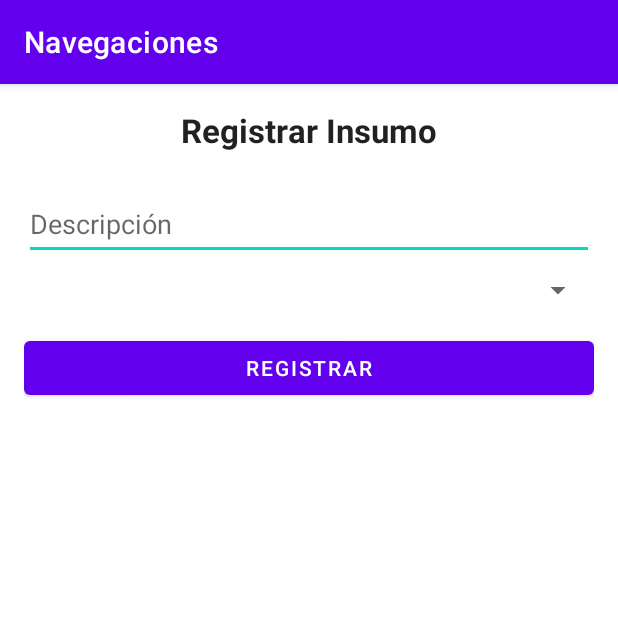
After one commit to Eternalsoull/ProyectoMovil, an Android app: the RegistrarInsumoActivity screen opened directly, with no data from a screen before it, on a phone screen of 412 x 824 dp, the top half of it. The commit adds this screen. Run offline under Robolectric (Android 15) with nearby library versions, the phone set to English and light mode, and no system bars; our stand-ins replace Room's generated code.

Commit message:
Se crea el formulario de registrar productos e insumos

```diff
--- a/app/src/main/AndroidManifest.xml
+++ b/app/src/main/AndroidManifest.xml
@@ -13,6 +13,10 @@
         android:supportsRtl="true"
         android:theme="@style/Theme.Navegaciones"
         tools:targetApi="31">
+        <activity android:name=".views.RegistrarProductoActivity"
+            android:exported="false"/>
+        <activity android:name=".views.RegistrarInsumoActivity"
+            android:exported="false"/>
         <activity android:name=".views.RegistrarClienteActivity"
             android:exported="false"/>
         <activity android:name=".views.ListaUsuarios"
--- a/app/src/main/java/com/qt/navegaciones/models/database/ProjectDatabase.kt
+++ b/app/src/main/java/com/qt/navegaciones/models/database/ProjectDatabase.kt
@@ -23,7 +23,7 @@ import com.qt.navegaciones.models.database.entities.UsuarioEntity
 import com.qt.navegaciones.models.database.entities.VehiculoEntity
 import com.qt.navegaciones.models.database.entities.VentaEntity
 
-@Database(entities = arrayOf(CarEntity::class, PersonEntity::class, ClienteEntity::class, DetalleVentaEntity::class, InsumoEntity::class, ProductoEntity::class, RolEntity::class, UsuarioEntity::class, VehiculoEntity::class, VentaEntity::class ), version = 22)
+@Database(entities = arrayOf(CarEntity::class, PersonEntity::class, ClienteEntity::class, DetalleVentaEntity::class, InsumoEntity::class, ProductoEntity::class, RolEntity::class, UsuarioEntity::class, VehiculoEntity::class, VentaEntity::class ), version = 23)
 abstract class ProjectDatabase : RoomDatabase(){
    abstract fun carDao(): CarDao
    abstract fun personDao(): PersonDao
--- a/app/src/main/java/com/qt/navegaciones/models/database/entities/DetalleVentaEntity.kt
+++ b/app/src/main/java/com/qt/navegaciones/models/database/entities/DetalleVentaEntity.kt
@@ -22,7 +22,7 @@ import androidx.room.PrimaryKey
     ]
 )
 class DetalleVentaEntity {
-    @PrimaryKey
+    @PrimaryKey(autoGenerate = true)
     var id_Detalle_Venta: Int = 0
     var Cantidad: Int = 0
     var Precio: Double = 0.0
--- a/app/src/main/java/com/qt/navegaciones/models/database/entities/InsumoEntity.kt
+++ b/app/src/main/java/com/qt/navegaciones/models/database/entities/InsumoEntity.kt
@@ -14,7 +14,7 @@ import androidx.room.PrimaryKey
     )]
 )
 class InsumoEntity {
-    @PrimaryKey
+    @PrimaryKey(autoGenerate = true)
     var id_Insumo: Int = 0
     var Descripcion: String = ""
     var id_Producto: Int = 0
--- a/app/src/main/java/com/qt/navegaciones/models/database/entities/ProductoEntity.kt
+++ b/app/src/main/java/com/qt/navegaciones/models/database/entities/ProductoEntity.kt
@@ -5,7 +5,7 @@ import androidx.room.PrimaryKey
 
 @Entity(tableName = "Producto")
 class ProductoEntity {
-    @PrimaryKey
+    @PrimaryKey(autoGenerate = true)
     var id_Producto: Int = 0
     var Nombre: String = ""
     var Precio: Double = 0.0
--- a/app/src/main/java/com/qt/navegaciones/models/database/entities/VehiculoEntity.kt
+++ b/app/src/main/java/com/qt/navegaciones/models/database/entities/VehiculoEntity.kt
@@ -14,7 +14,7 @@ import androidx.room.PrimaryKey
     )]
 )
 class VehiculoEntity {
-    @PrimaryKey
+    @PrimaryKey(autoGenerate = true)
     var id_Vehiculo: Int = 0
     var Marca: String = ""
     var Modelo: String = ""
--- a/app/src/main/java/com/qt/navegaciones/models/database/entities/VentaEntity.kt
+++ b/app/src/main/java/com/qt/navegaciones/models/database/entities/VentaEntity.kt
@@ -14,7 +14,7 @@ import androidx.room.PrimaryKey
     )]
 )
 class VentaEntity {
-    @PrimaryKey
+    @PrimaryKey(autoGenerate = true)
     var id_Venta: Int = 0
     var Fecha: Long = 0
     var Monto_Total: Double = 0.0
--- /dev/null
+++ b/app/src/main/java/com/qt/navegaciones/views/RegistrarInsumoActivity.kt
@@ -0,0 +1,75 @@
+package com.qt.navegaciones.views
+
+import android.os.Bundle
+import android.view.View
+import android.widget.AdapterView
+import android.widget.ArrayAdapter
+import android.widget.Toast
+import androidx.appcompat.app.AppCompatActivity
+import androidx.lifecycle.lifecycleScope
+import com.qt.navegaciones.R
+import com.qt.navegaciones.databinding.ActivityRegistrarInsumoBinding
+import com.qt.navegaciones.models.Globals
+import com.qt.navegaciones.models.database.entities.InsumoEntity
+import com.qt.navegaciones.models.database.entities.ProductoEntity
+import kotlinx.coroutines.Dispatchers
+import kotlinx.coroutines.launch
+import kotlinx.coroutines.withContext
+
+class RegistrarInsumoActivity : AppCompatActivity(), View.OnClickListener, AdapterView.OnItemSelectedListener {
+    lateinit var binding: ActivityRegistrarInsumoBinding
+    private var productos: List<ProductoEntity> = emptyList()
+
+    override fun onCreate(savedInstanceState: Bundle?) {
+        super.onCreate(savedInstanceState)
+        binding = ActivityRegistrarInsumoBinding.inflate(layoutInflater)
+        setContentView(binding.root)
+        binding.btnRegistrar.setOnClickListener(this)
+
+        // Load products and populate spinner
+        lifecycleScope.launch {
+            withContext(Dispatchers.IO) {
+                productos = Globals.getdataBase(this@RegistrarInsumoActivity)?.productoDao()?.getAllproductos() ?: emptyList()
+            }
+            val adapter = ArrayAdapter(this@RegistrarInsumoActivity, android.R.layout.simple_spinner_item, productos.map { it.Nombre })
+            adapter.setDropDownViewResource(android.R.layout.simple_spinner_dropdown_item)
+            binding.spinnerProducto.adapter = adapter
+            binding.spinnerProducto.onItemSelectedListener = this@RegistrarInsumoActivity
+        }
+    }
+
+    override fun onClick(p0: View?) {
+        when (p0?.id) {
+            R.id.btnRegistrar -> {
+                registrarInsumo()
+            }
+        }
+    }
+
+    private fun registrarInsumo() {
+        val descripcion = binding.etDescripcion.text.toString()
+        val selectedProducto = binding.spinnerProducto.selectedItemPosition
+
+        if (descripcion.isEmpty() || selectedProducto < 0) {
+            Toast.makeText(this, "Por favor, complete todos los campos", Toast.LENGTH_LONG).show()
+            return
+        }
+
+        val insumoEntity = InsumoEntity().apply {
+            Descripcion = descripcion
+            id_Producto = productos[selectedProducto].id_Producto
+        }
+
+        lifecycleScope.launch {
+            withContext(Dispatchers.IO) {
+                Globals.getdataBase(this@RegistrarInsumoActivity)?.insumoDao()?.insertInsumo(insumoEntity)
+            }
+            Toast.makeText(this@RegistrarInsumoActivity, "Se ha agregado un insumo", Toast.LENGTH_LONG).show()
+            finish()
+        }
+    }
+
+    override fun onNothingSelected(parent: AdapterView<*>?) {}
+
+    override fun onItemSelected(parent: AdapterView<*>?, view: View?, position: Int, id: Long) {}
+}
--- a/app/src/main/res/layout/activity_pantalla3.xml
+++ b/app/src/main/res/layout/activity_pantalla3.xml
@@ -16,6 +16,7 @@
         android:layout_marginBottom="1dp"
         app:layout_constraintBottom_toBottomOf="parent"
         app:layout_constraintEnd_toEndOf="parent"
+        app:layout_constraintHorizontal_bias="0.0"
         app:layout_constraintStart_toStartOf="parent"
         app:layout_constraintTop_toBottomOf="@+id/searchView"
         app:layout_constraintVertical_bias="0.0" />
--- /dev/null
+++ b/app/src/main/res/layout/activity_registrar_insumo.xml
@@ -0,0 +1,38 @@
+<LinearLayout xmlns:android="http://schemas.android.com/apk/res/android"
+    xmlns:tools="http://schemas.android.com/tools"
+    android:layout_width="match_parent"
+    android:layout_height="match_parent"
+    android:orientation="vertical"
+    android:padding="16dp"
+    tools:context=".RegistrarInsumoActivity">
+
+    <TextView
+        android:layout_width="wrap_content"
+        android:layout_height="wrap_content"
+        android:text="Registrar Insumo"
+        android:textAppearance="@style/TextAppearance.AppCompat.Large"
+        android:textStyle="bold"
+        android:layout_gravity="center_horizontal"
+        android:layout_marginBottom="16dp"/>
+
+    <EditText
+        android:id="@+id/etDescripcion"
+        android:layout_width="match_parent"
+        android:layout_height="wrap_content"
+        android:layout_marginTop="8dp"
+        android:hint="Descripción"
+        android:minHeight="48dp" />
+
+    <Spinner
+        android:id="@+id/spinnerProducto"
+        android:layout_width="match_parent"
+        android:layout_height="wrap_content"
+        android:layout_marginTop="8dp" />
+
+    <Button
+        android:id="@+id/btnRegistrar"
+        android:layout_width="match_parent"
+        android:layout_height="wrap_content"
+        android:text="Registrar"
+        android:layout_marginTop="16dp" />
+</LinearLayout>
```
Also changed, not shown: app/src/main/java/com/qt/navegaciones/adapters/ClienteAdapter.kt (+28 -7 lines), app/src/main/java/com/qt/navegaciones/views/PantallaBienvenida.kt (+12 -0 lines), app/src/main/java/com/qt/navegaciones/views/RegistrarProductoActivity.kt (added, +56 -0 lines), app/src/main/res/layout/activity_bienvenida.xml (+10 -2 lines), app/src/main/res/layout/activity_listar_clientes.xml (+4 -3 lines), app/src/main/res/layout/activity_registrar_producto.xml (added, +40 -0 lines), app/src/main/res/layout/item_clientes_adapter.xml (+13 -33 lines).
